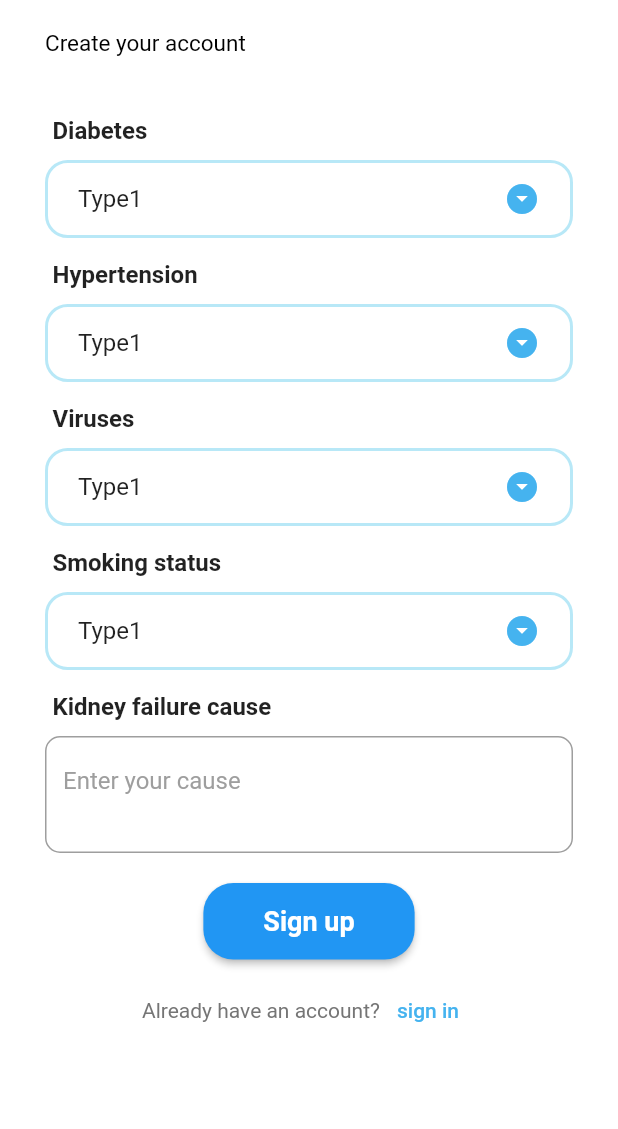
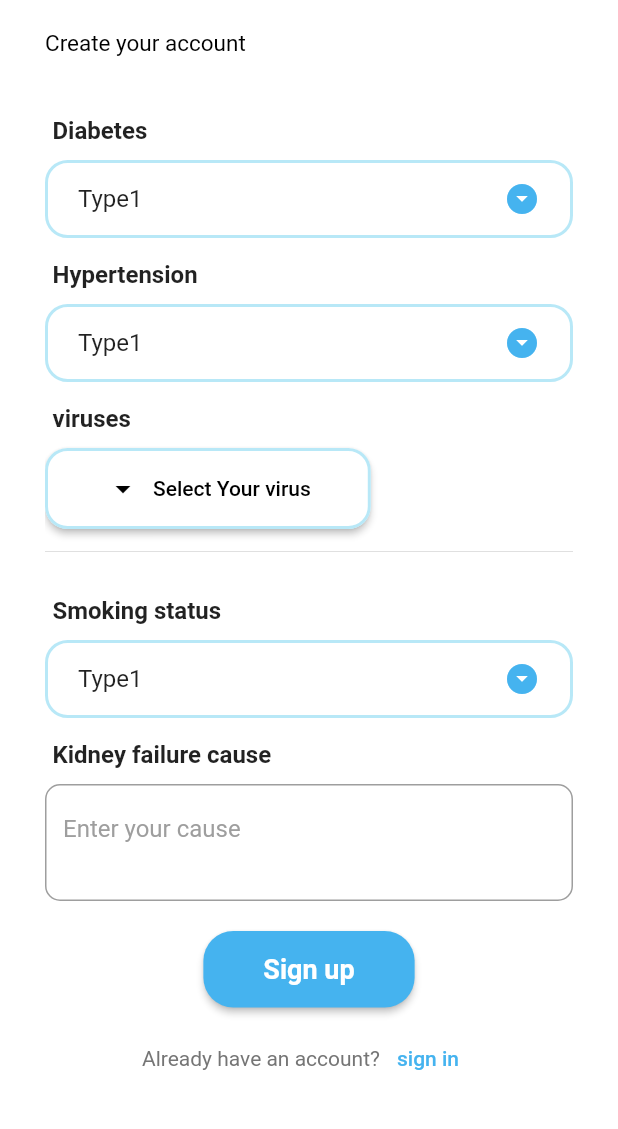
Before and after one commit to AB-Twitty/RenoCare, a Flutter app: the SecondSignUpPage screen opened directly, on a phone screen of 412 x 824 dp, the part 98-1227 px from its top. Run offline on Flutter 3.47's test engine with Material 3 defaults, Android fonts, the phone set to English and light mode, and no system bars; our stand-ins replace animated_splash_screen, bloc, carousel_slider, chat_bubbles, cloud_firestore, dio and 18 more; missing offline and left inert: dart:ffi, draggable_fab, flutter_downloader, signalr_core; accounts and stored records are empty; project files that could hold a hidden picture were left out.

Commit message:
finally end the sign up

```diff
--- a/app/lib/pages/second_SignUp_Page.dart
+++ b/app/lib/pages/second_SignUp_Page.dart
@@ -1,4 +1,5 @@
 import 'package:app/Shared/components/widgets/DropDownButton.dart';
+import 'package:app/Shared/components/widgets/multiSelect.dart';
 import 'package:app/services/navigation_service.dart';
 import 'package:flutter/material.dart';
 
@@ -12,6 +13,30 @@ class SecondSignUpPage extends StatefulWidget {
 }
 
 class _SecondSignUpPageState extends State<SecondSignUpPage> {
+  List<String> _selectedItems = [];
+
+  void _showMultiSelect() async {
+    // a list of selectable items
+    // these items can be hard-coded or dynamically fetched from a database/API
+    final List<String> items = [
+      'Type 1',
+      'Type 2',
+      'Type 3',
+    ];
+    final List<String>? results = await showDialog(
+      context: context,
+      builder: (BuildContext context) {
+        return MultiSelect(items: items);
+      },
+    );
+    // Update UI
+    if (results != null) {
+      setState(() {
+        _selectedItems = results;
+      });
+    }
+  }
+
   List<List<String>> choices = [
     ["Type1", "Type2"],
     ["Type1", "Type2"],
@@ -84,10 +109,57 @@ class _SecondSignUpPageState extends State<SecondSignUpPage> {
                     selectedItem: selectedChoice[1],
                     label: labels[1],
                   ),
-                  DropDownButtonSingUp(
-                    items: choices[2],
-                    selectedItem: selectedChoice[2],
-                    label: labels[2],
+                  Padding(
+                    padding: const EdgeInsets.symmetric(horizontal: 5.0),
+                    child: Text(
+                      "viruses",
+                      style: TextStyle(
+                        fontWeight: FontWeight.bold,
+                        fontSize: 16,
+                      ),
+                    ),
+                  ),
+                  SizedBox(
+                    height: 10,
+                  ),
+                  ElevatedButton.icon(
+                    icon: Icon(
+                      Icons.arrow_drop_down,
+                      color: Colors.black,
+                    ),
+                    style: ElevatedButton.styleFrom(
+                      backgroundColor: Colors.white,
+                      padding:
+                          EdgeInsets.symmetric(horizontal: 40, vertical: 15),
+                      shape: RoundedRectangleBorder(
+                          borderRadius: BorderRadius.circular(15),
+                          side: BorderSide(color: Color(0xffB8E8F7), width: 2)),
+                    ),
+                    onPressed: _showMultiSelect,
+                    label: const Text(
+                      'Select Your virus',
+                      style: TextStyle(
+                        color: Colors.black,
+                      ),
+                    ),
+                  ),
+                  const Divider(
+                    height: 30,
+                  ),
+                  // display selected items
+                  Wrap(
+                    children: _selectedItems
+                        .map((e) => Chip(
+                              backgroundColor: Color(0xff45B3EF),
+                              label: Text(
+                                e,
+                                style: TextStyle(color: Colors.white),
+                              ),
+                            ))
+                        .toList(),
+                  ),
+                  SizedBox(
+                    height: 15,
                   ),
                   DropDownButtonSingUp(
                     items: choices[3],
@@ -126,6 +198,7 @@ class _SecondSignUpPageState extends State<SecondSignUpPage> {
                   Center(
                     child: ElevatedButton(
                         style: ElevatedButton.styleFrom(
+                            backgroundColor: Color(0xff45B3EF),
                             padding: EdgeInsets.symmetric(
                                 horizontal: 40, vertical: 15),
                             shape: RoundedRectangleBorder(
```
Also changed, not shown: app/lib/Shared/components/widgets/multiSelect.dart (added, +58 -0 lines).
